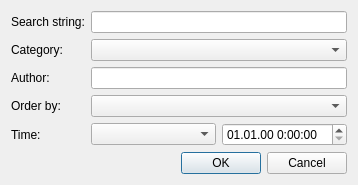
Above: youtubesearchwidget.ui from AlexLevkovich/YoutubeViewer before the change. Below: the same form after it.
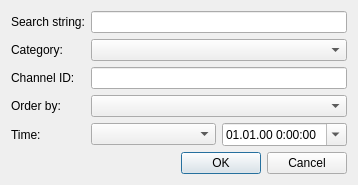
That is the form after the change. Custom widgets are drawn as their Qt base class.

Commit message: change authorEdit to channelidEdit

Diff of the .ui file:
```diff
--- a/youtubesearchwidget.ui
+++ b/youtubesearchwidget.ui
@@ -51,7 +51,7 @@
      <item row="2" column="0">
       <widget class="QLabel" name="label_3">
        <property name="text">
-        <string>Author:</string>
+        <string>Channel ID:</string>
        </property>
       </widget>
      </item>
@@ -95,6 +95,9 @@
          <property name="displayFormat">
           <string>dd.MM.yy H:mm:ss</string>
          </property>
+         <property name="calendarPopup">
+          <bool>true</bool>
+         </property>
         </widget>
        </item>
       </layout>
```
Left out of the diff: 2 changed lines with no effect on the pictures. The commit also changes 1 other file.
